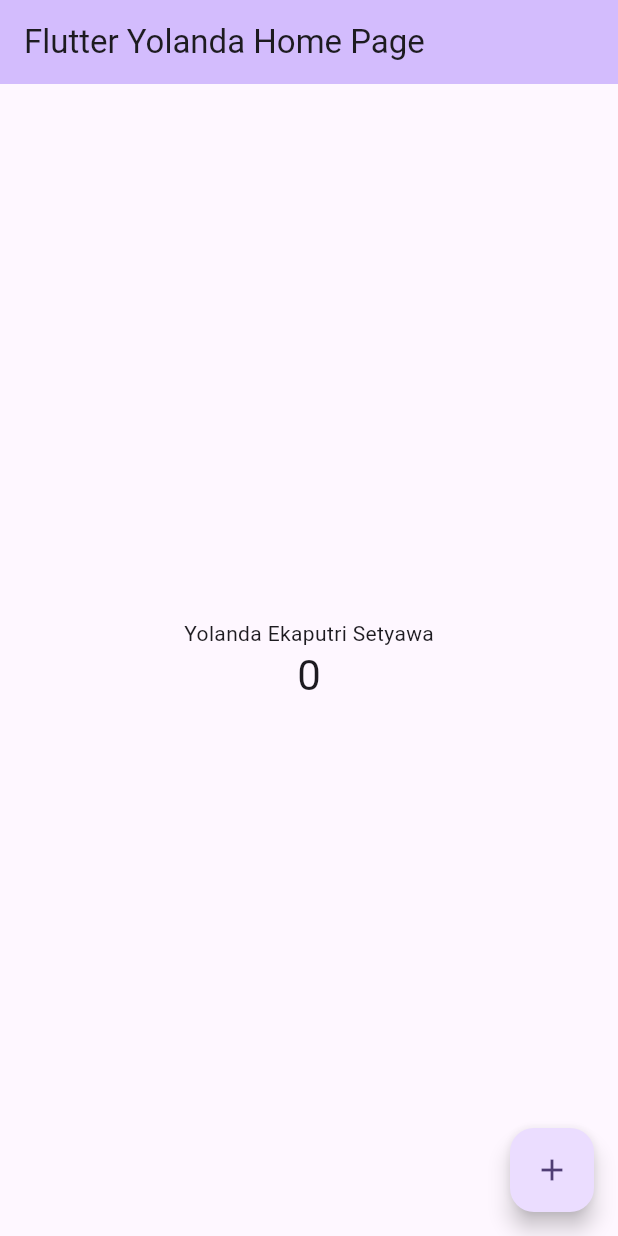
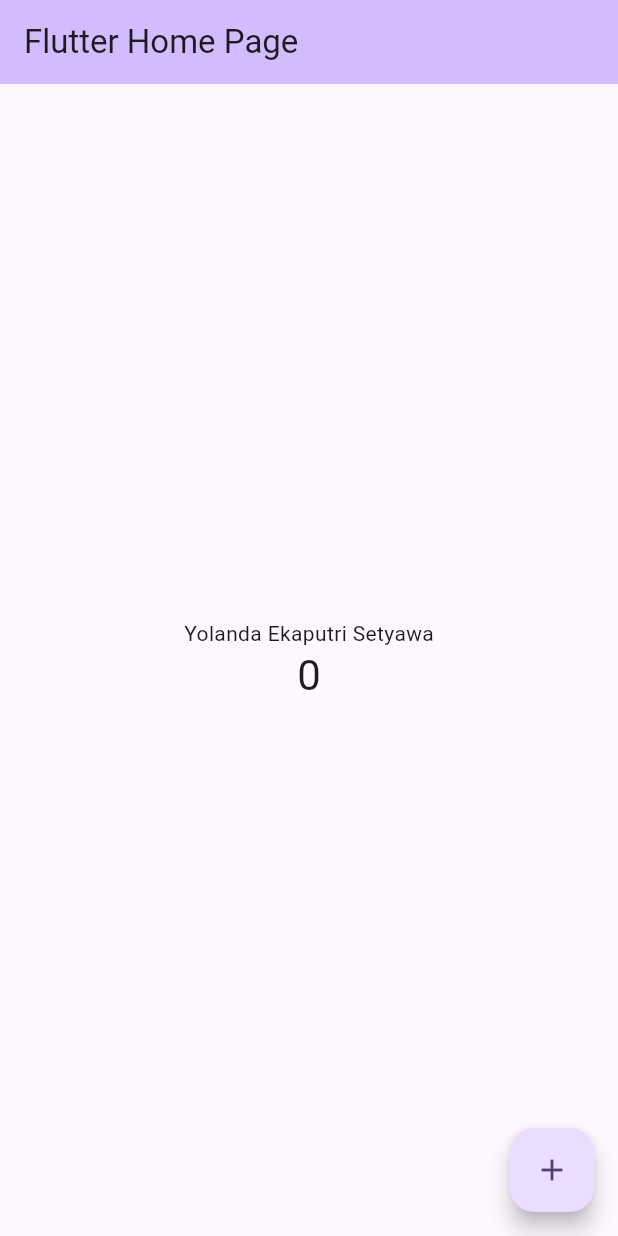
Before and after one commit to yolandaeka/flutter-fundamental-part1, a Flutter app: the screen it shows after launch, on a phone screen of 412 x 824 dp. Run offline on Flutter 3.47's test engine with Material 3 defaults, Android fonts, the phone set to English and light mode, and no system bars.

Commit message:
modified:   lib/main.dart

```diff
--- a/lib/main.dart
+++ b/lib/main.dart
@@ -31,7 +31,7 @@ class MyApp extends StatelessWidget {
         colorScheme: ColorScheme.fromSeed(seedColor: Colors.deepPurple),
         useMaterial3: true,
       ),
-      home: const MyHomePage(title: 'Flutter Yolanda Home Page'),
+      home: const MyHomePage(title: 'Flutter Home Page'),
     );
   }
 }
```
